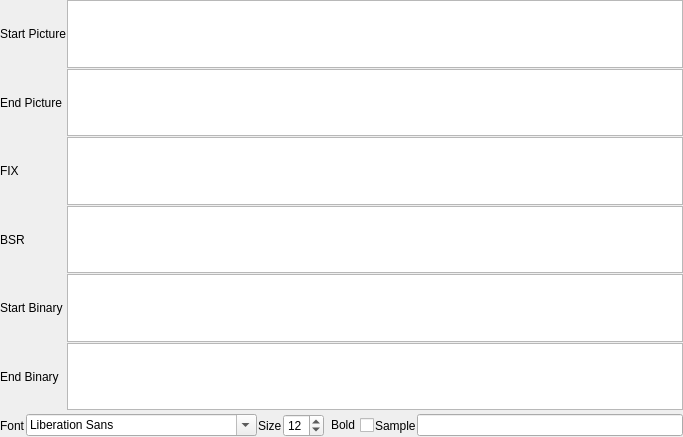
The window that qsstv/config/waterfallconfig.ui (xdsopl/qsstv) describes before a commit, drawn with Qt 5.
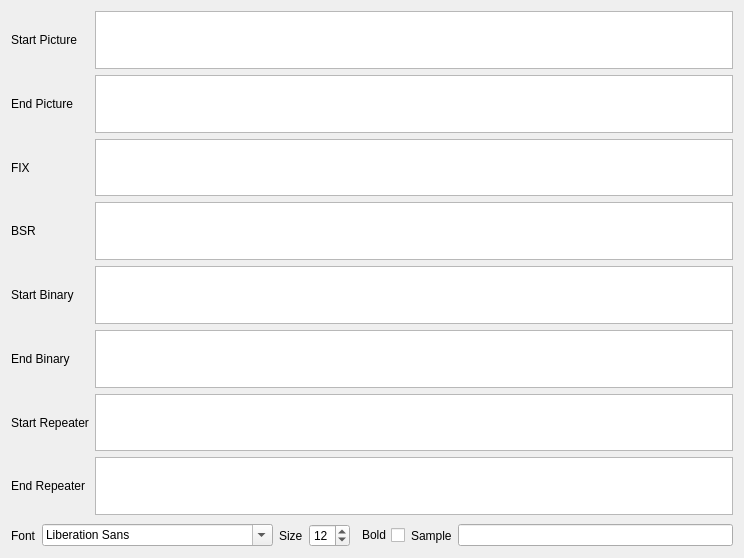
The same window after the commit.

The edit to the form file:
```diff
--- a/qsstv/config/waterfallconfig.ui
+++ b/qsstv/config/waterfallconfig.ui
@@ -6,31 +6,72 @@
    <rect>
     <x>0</x>
     <y>0</y>
-    <width>683</width>
-    <height>437</height>
+    <width>744</width>
+    <height>558</height>
    </rect>
   </property>
   <property name="windowTitle">
    <string>Form</string>
   </property>
   <layout class="QVBoxLayout" name="verticalLayout" stretch="1,0,0">
-   <property name="spacing">
-    <number>1</number>
-   </property>
-   <property name="leftMargin">
-    <number>0</number>
-   </property>
-   <property name="topMargin">
-    <number>0</number>
-   </property>
-   <property name="rightMargin">
-    <number>0</number>
-   </property>
-   <property name="bottomMargin">
-    <number>0</number>
-   </property>
    <item>
-    <layout class="QGridLayout" name="gridLayout" rowstretch="0,0,0,0,0,0" columnstretch="0,1" columnminimumwidth="0,0">
+    <layout class="QGridLayout" name="gridLayout" rowstretch="0,0,0,0,0,0,0,0" columnstretch="0,1" columnminimumwidth="0,0">
+     <item row="5" column="0">
+      <widget class="QLabel" name="binLabel_2">
+       <property name="text">
+        <string>End Binary</string>
+       </property>
+      </widget>
+     </item>
+     <item row="1" column="1">
+      <widget class="QPlainTextEdit" name="endPicTextEdit">
+       <property name="sizePolicy">
+        <sizepolicy hsizetype="Preferred" vsizetype="Ignored">
+         <horstretch>0</horstretch>
+         <verstretch>0</verstretch>
+        </sizepolicy>
+       </property>
+      </widget>
+     </item>
+     <item row="0" column="1">
+      <widget class="QPlainTextEdit" name="startPicTextEdit">
+       <property name="sizePolicy">
+        <sizepolicy hsizetype="Preferred" vsizetype="Ignored">
+         <horstretch>0</horstretch>
+         <verstretch>0</verstretch>
+        </sizepolicy>
+       </property>
+       <property name="maximumSize">
+        <size>
+         <width>16777215</width>
+         <height>16777215</height>
+        </size>
+       </property>
+       <property name="lineWidth">
+        <number>2</number>
+       </property>
+       <property name="midLineWidth">
+        <number>1</number>
+       </property>
+      </widget>
+     </item>
+     <item row="6" column="0">
+      <widget class="QLabel" name="binLabel_3">
+       <property name="text">
+        <string>Start Repeater</string>
+       </property>
+      </widget>
+     </item>
+     <item row="3" column="1">
+      <widget class="QPlainTextEdit" name="bsrTextEdit">
+       <property name="sizePolicy">
+        <sizepolicy hsizetype="Preferred" vsizetype="Ignored">
+         <horstretch>0</horstretch>
+         <verstretch>0</verstretch>
+        </sizepolicy>
+       </property>
+      </widget>
+     </item>
      <item row="2" column="0">
       <widget class="QLabel" name="fixLabel">
        <property name="minimumSize">
@@ -47,6 +88,22 @@
        </property>
       </widget>
      </item>
+     <item row="4" column="1">
+      <widget class="QPlainTextEdit" name="startBinTextEdit">
+       <property name="sizePolicy">
+        <sizepolicy hsizetype="Preferred" vsizetype="Ignored">
+         <horstretch>0</horstretch>
+         <verstretch>0</verstretch>
+        </sizepolicy>
+       </property>
+       <property name="minimumSize">
+        <size>
+         <width>0</width>
+         <height>0</height>
+        </size>
+       </property>
+      </widget>
+     </item>
      <item row="4" column="0">
       <widget class="QLabel" name="binLabel_1">
        <property name="text">
@@ -80,16 +137,6 @@
        </property>
       </widget>
      </item>
-     <item row="1" column="1">
-      <widget class="QPlainTextEdit" name="endPicTextEdit">
-       <property name="sizePolicy">
-        <sizepolicy hsizetype="Preferred" vsizetype="Ignored">
-         <horstretch>0</horstretch>
-         <verstretch>0</verstretch>
-        </sizepolicy>
-       </property>
-      </widget>
-     </item>
      <item row="1" column="0">
       <widget class="QLabel" name="pictureLabel_2">
        <property name="minimumSize">
@@ -106,26 +153,20 @@
        </property>
       </widget>
      </item>
-     <item row="0" column="1">
-      <widget class="QPlainTextEdit" name="startPicTextEdit">
+     <item row="5" column="1">
+      <widget class="QPlainTextEdit" name="endBinTextEdit">
        <property name="sizePolicy">
         <sizepolicy hsizetype="Preferred" vsizetype="Ignored">
          <horstretch>0</horstretch>
          <verstretch>0</verstretch>
         </sizepolicy>
        </property>
-       <property name="maximumSize">
+       <property name="minimumSize">
         <size>
-         <width>16777215</width>
-         <height>16777215</height>
+         <width>0</width>
+         <height>0</height>
         </size>
        </property>
-       <property name="lineWidth">
-        <number>2</number>
-       </property>
-       <property name="midLineWidth">
-        <number>1</number>
-       </property>
       </widget>
      </item>
      <item row="0" column="0">
@@ -144,52 +185,54 @@
        </property>
       </widget>
      </item>
-     <item row="3" column="1">
-      <widget class="QPlainTextEdit" name="bsrTextEdit">
-       <property name="sizePolicy">
-        <sizepolicy hsizetype="Preferred" vsizetype="Ignored">
-         <horstretch>0</horstretch>
-         <verstretch>0</verstretch>
-        </sizepolicy>
-       </property>
-      </widget>
-     </item>
-     <item row="4" column="1">
-      <widget class="QPlainTextEdit" name="startBinTextEdit">
-       <property name="sizePolicy">
-        <sizepolicy hsizetype="Preferred" vsizetype="Ignored">
-         <horstretch>0</horstretch>
-         <verstretch>0</verstretch>
-        </sizepolicy>
-       </property>
-       <property name="minimumSize">
-        <size>
-         <width>0</width>
-         <height>0</height>
-        </size>
-       </property>
-      </widget>
-     </item>
-     <item row="5" column="0">
-      <widget class="QLabel" name="binLabel_2">
+     <item row="7" column="0">
+      <widget class="QLabel" name="binLabel_4">
        <property name="text">
-        <string>End Binary</string>
+        <string>End Repeater</string>
        </property>
       </widget>
      </item>
-     <item row="5" column="1">
-      <widget class="QPlainTextEdit" name="endBinTextEdit">
+     <item row="6" column="1">
+      <widget class="QPlainTextEdit" name="startRepeaterTextEdit">
        <property name="sizePolicy">
         <sizepolicy hsizetype="Preferred" vsizetype="Ignored">
          <horstretch>0</horstretch>
          <verstretch>0</verstretch>
         </sizepolicy>
        </property>
-       <property name="minimumSize">
+       <property name="maximumSize">
         <size>
-         <width>0</width>
-         <height>0</height>
+         <width>16777215</width>
+         <height>16777215</height>
         </size>
+       </property>
+       <property name="lineWidth">
+        <number>2</number>
+       </property>
+       <property name="midLineWidth">
+        <number>1</number>
+       </property>
+      </widget>
+     </item>
+     <item row="7" column="1">
+      <widget class="QPlainTextEdit" name="endRepeaterTextEdit">
+       <property name="sizePolicy">
+        <sizepolicy hsizetype="Preferred" vsizetype="Ignored">
+         <horstretch>0</horstretch>
+         <verstretch>0</verstretch>
+        </sizepolicy>
+       </property>
+       <property name="maximumSize">
+        <size>
+         <width>16777215</width>
+         <height>16777215</height>
+        </size>
+       </property>
+       <property name="lineWidth">
+        <number>2</number>
+       </property>
+       <property name="midLineWidth">
+        <number>1</number>
        </property>
       </widget>
      </item>
```
Left out of the diff: 2 changed lines with no effect on the pictures.
